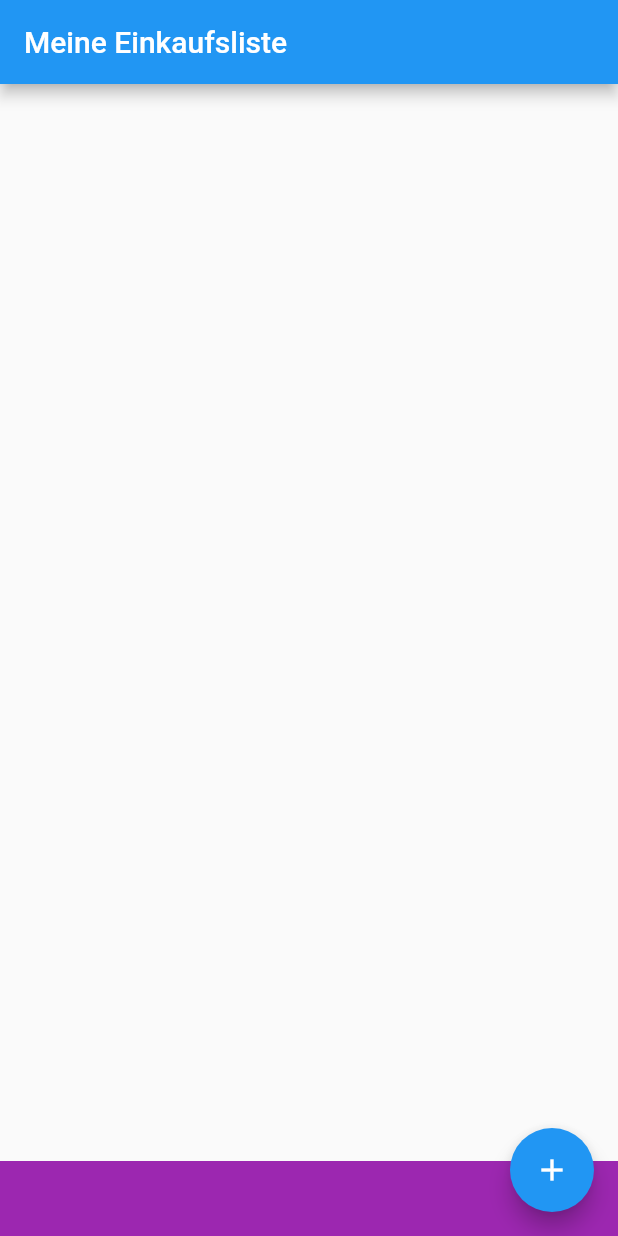
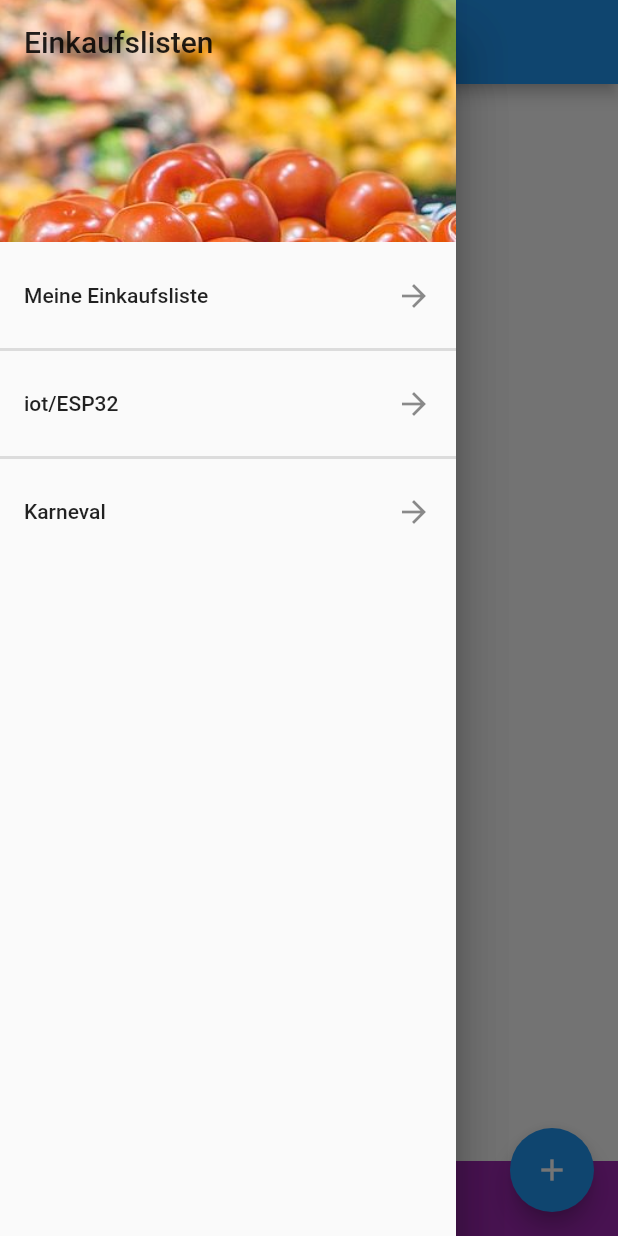
Before and after one commit to drmilde/einkaufsliste, a Flutter app: the screen it shows after launch, with the side drawer open (before the commit the screen has no drawer), on a phone screen of 412 x 824 dp. Run offline on Flutter 3.47's test engine with Material 2 defaults, Android fonts, the phone set to English and light mode, and no system bars; our stand-ins replace sqflite; accounts and stored records are empty.

```diff
--- a/lib/main.dart
+++ b/lib/main.dart
@@ -12,7 +12,7 @@ class MyApp extends StatelessWidget {
       theme: ThemeData(
         primarySwatch: Colors.blue,
       ),
-      home: MainScreen(),
+      home: MainScreen("Meine Einkaufsliste"),
     );
   }
 }
--- a/lib/screens/main_screen.dart
+++ b/lib/screens/main_screen.dart
@@ -4,6 +4,10 @@ import 'package:flutter/material.dart';
 import 'dart:math' as math;
 
 class MainScreen extends StatefulWidget {
+  String listeName;
+
+  MainScreen(this.listeName);
+
   @override
   _MainScreenState createState() => _MainScreenState();
 }
@@ -11,11 +15,26 @@ class MainScreen extends StatefulWidget {
 class _MainScreenState extends State<MainScreen> {
   // data for testing
   List<Eintrag> testClients = [
-    Eintrag(listenName: "Meine Liste", produktName: "Brot", selected: false),
-    Eintrag(listenName: "Meine Liste", produktName: "Eier", selected: false),
-    Eintrag(listenName: "Meine Liste", produktName: "Milch", selected: false),
-    Eintrag(listenName: "Meine Liste", produktName: "Salat", selected: false),
-    Eintrag(listenName: "Meine Liste", produktName: "Flirt", selected: false),
+    Eintrag(
+        listenName: "Meine Einkaufsliste",
+        produktName: "Brot",
+        selected: false),
+    Eintrag(
+        listenName: "Meine Einkaufsliste",
+        produktName: "Eier",
+        selected: false),
+    Eintrag(
+        listenName: "Meine Einkaufsliste",
+        produktName: "Milch",
+        selected: false),
+    Eintrag(
+        listenName: "Meine Einkaufsliste",
+        produktName: "Salat",
+        selected: false),
+    Eintrag(
+        listenName: "Meine Einkaufsliste",
+        produktName: "Flirt",
+        selected: false),
     Eintrag(
         listenName: "Meine Liste", produktName: "Schokolade", selected: false),
     Eintrag(
@@ -28,7 +47,7 @@ class _MainScreenState extends State<MainScreen> {
   Widget build(BuildContext context) {
     return Scaffold(
       appBar: AppBar(
-        title: Text("Meine Einkaufsliste"),
+        title: Text(widget.listeName),
       ),
       floatingActionButton: FloatingActionButton(
         child: Icon(Icons.add),
@@ -45,8 +64,8 @@ class _MainScreenState extends State<MainScreen> {
               flex: 1,
               child: FutureBuilder<List<Eintrag>>(
                 future: DBProvider.db.getAllEintrag(),
-                builder:
-                    (BuildContext context, AsyncSnapshot<List<Eintrag>> snapshot) {
+                builder: (BuildContext context,
+                    AsyncSnapshot<List<Eintrag>> snapshot) {
                   if (snapshot.hasData) {
                     return ListView.builder(
                       itemCount: snapshot.data.length,
@@ -85,6 +104,59 @@ class _MainScreenState extends State<MainScreen> {
           ],
         ),
       ),
+      drawer: Drawer(
+        child: SafeArea(
+          child: Drawer(
+            child: GestureDetector(
+              onTap: () {
+                Navigator.of(context).pop();
+              },
+              child: ListView(
+                children: <Widget>[
+                  DrawerHeader(
+                    child: Text(
+                      'Einkaufslisten',
+                      style: Theme.of(context).textTheme.title,
+                    ),
+                    decoration: BoxDecoration(
+                      color: Colors.blue,
+                      image: DecorationImage(
+                          image: AssetImage("assets/images/tomaten.png"),
+                          fit: BoxFit.cover),
+                    ),
+                  ),
+                  buildListTile(context, "Meine Einkaufsliste"),
+                  Divider(
+                    thickness: 2,
+                  ),
+                  buildListTile(context, "iot/ESP32"),
+                  Divider(
+                    thickness: 2,
+                  ),
+                  buildListTile(context, "Karneval"),
+                ],
+              ),
+            ),
+          ),
+        ),
+      ),
+    );
+  }
+
+  ListTile buildListTile(BuildContext context, String listenName) {
+    return ListTile(
+      title: Text(listenName),
+      trailing: Icon(Icons.arrow_forward),
+      onTap: () {
+        //Navigator.of(context).pop();
+        Navigator.push(
+          context,
+          MaterialPageRoute(
+            builder: (context) => MainScreen(listenName),
+          ),
+        );
+        //Navigator.of(context).pop();
+      },
     );
   }
 }
--- a/pubspec.yaml
+++ b/pubspec.yaml
@@ -43,8 +43,8 @@ flutter:
   uses-material-design: true
 
   # To add assets to your application, add an assets section, like this:
-  # assets:
-  #  - images/a_dot_burr.jpeg
+  assets:
+   - assets/images/tomaten.png
   #  - images/a_dot_ham.jpeg
 
   # An image asset can refer to one or more resolution-specific "variants", see
```
Also changed, not shown: assets/images/tomaten.png (added).
